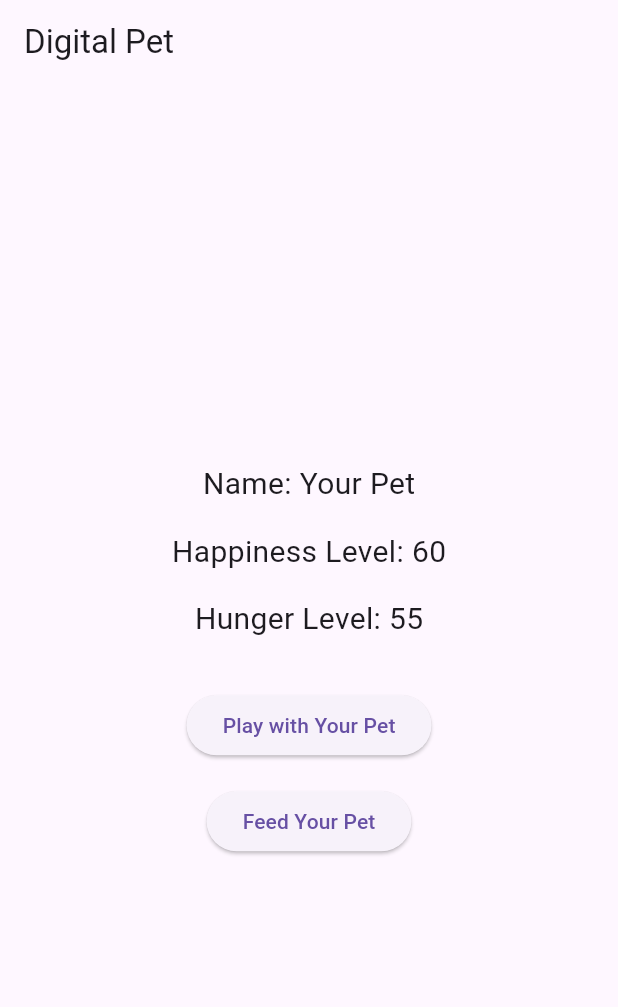
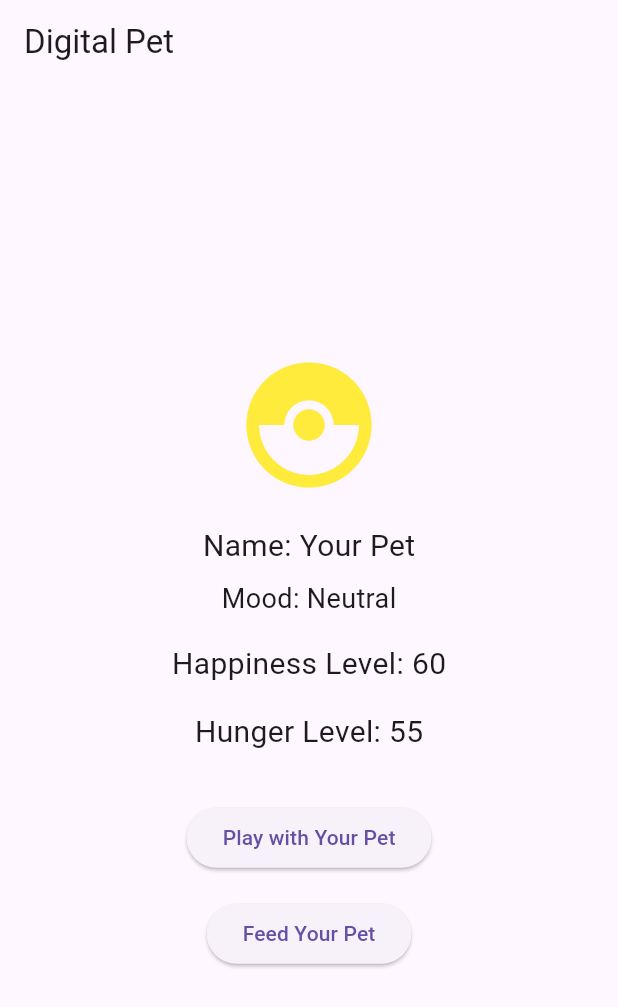
Before and after one commit to kevinlam13/petcareapp, a Flutter app: the screen it shows after launch, after a tap on "Play with Your Pet", on a phone screen of 412 x 824 dp. Shown: the top 1007 px of the screen. Run offline on Flutter 3.47's test engine with Material 3 defaults, Android fonts, the phone set to English and light mode, and no system bars.

Commit message:
add dynamic pet color and mood indicator

```diff
--- a/lib/main.dart
+++ b/lib/main.dart
@@ -1,5 +1,3 @@
-import 'package:flutter/material.dart';
-
 import 'package:flutter/material.dart';
 
 void main() {
@@ -7,26 +5,35 @@ runApp(MaterialApp(
     home: DigitalPetApp(),
   ));
 }
+
 class DigitalPetApp extends StatefulWidget {
   @override
   _DigitalPetAppState createState() => _DigitalPetAppState();
 }
+
 class _DigitalPetAppState extends State<DigitalPetApp> {
   String petName = "Your Pet";
   int happinessLevel = 50;
   int hungerLevel = 50;
+  Color petColor = Colors.yellow;
+  String mood = "Neutral";
+
   void _playWithPet() {
     setState(() {
       happinessLevel += 10;
       _updateHunger();
+      _updatePetColorAndMood();
     });
   }
+
   void _feedPet() {
     setState(() {
       hungerLevel -= 10;
       _updateHappiness();
+      _updatePetColorAndMood();
     });
   }
+
   void _updateHappiness() {
     if (hungerLevel < 30) {
       happinessLevel -= 20;
@@ -34,6 +41,7 @@ happinessLevel -= 20;
       happinessLevel += 10;
     }
   }
+
   void _updateHunger() {
     setState(() {
       hungerLevel += 5;
@@ -43,6 +51,20 @@ happinessLevel -= 20;
       }
     });
   }
+
+  void _updatePetColorAndMood() {
+    if (happinessLevel > 70) {
+      petColor = Colors.green;
+      mood = "Happy";
+    } else if (happinessLevel >= 30) {
+      petColor = Colors.yellow;
+      mood = "Neutral";
+    } else {
+      petColor = Colors.red;
+      mood = "Unhappy";
+    }
+  }
+
   @override
   Widget build(BuildContext context) {
     return Scaffold(
@@ -53,9 +75,21 @@ body: Center(
         child: Column(
           mainAxisAlignment: MainAxisAlignment.center,
           children: <Widget>[
+            Icon(
+              Icons.catching_pokemon,
+              size: 100,
+              color: petColor,
+            ),
+            SizedBox(height: 16.0),
             Text(
               'Name: $petName',
               style: TextStyle(fontSize: 20.0),
+            ),
+
+            SizedBox(height: 8.0),
+            Text(
+              'Mood: $mood',
+              style: TextStyle(fontSize: 18.0),
             ),
             SizedBox(height: 16.0),
             Text(
```
Also changed, not shown: 1 other file. Lines whose indentation alone changed are shown as unchanged.
